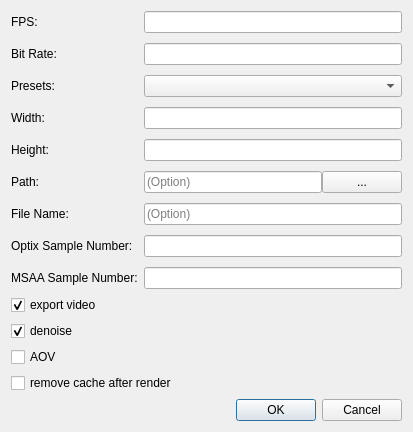
zenustech/zeno, file ui/zenoedit/dialog/zrecorddlg.ui: the form before one commit.
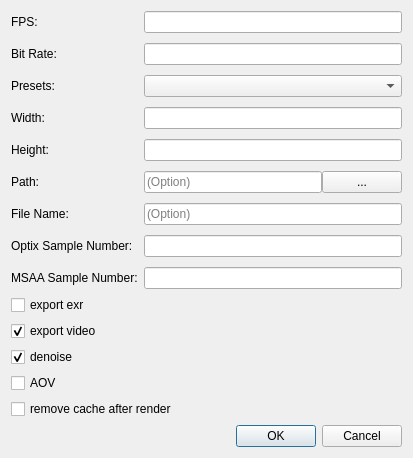
The form after the commit.

Commit message: only export exr

Patch:
```diff
--- a/ui/zenoedit/dialog/zrecorddlg.ui
+++ b/ui/zenoedit/dialog/zrecorddlg.ui
@@ -130,6 +130,16 @@
      </item>
     </layout>
    </item>
+   <item>
+    <widget class="QCheckBox" name="cbExportEXR">
+     <property name="text">
+      <string>export exr</string>
+     </property>
+     <property name="checked">
+      <bool>false</bool>
+     </property>
+    </widget>
+   </item>
    <item>
     <widget class="QCheckBox" name="cbExportVideo">
      <property name="text">
```
The commit also changes 7 other files.
